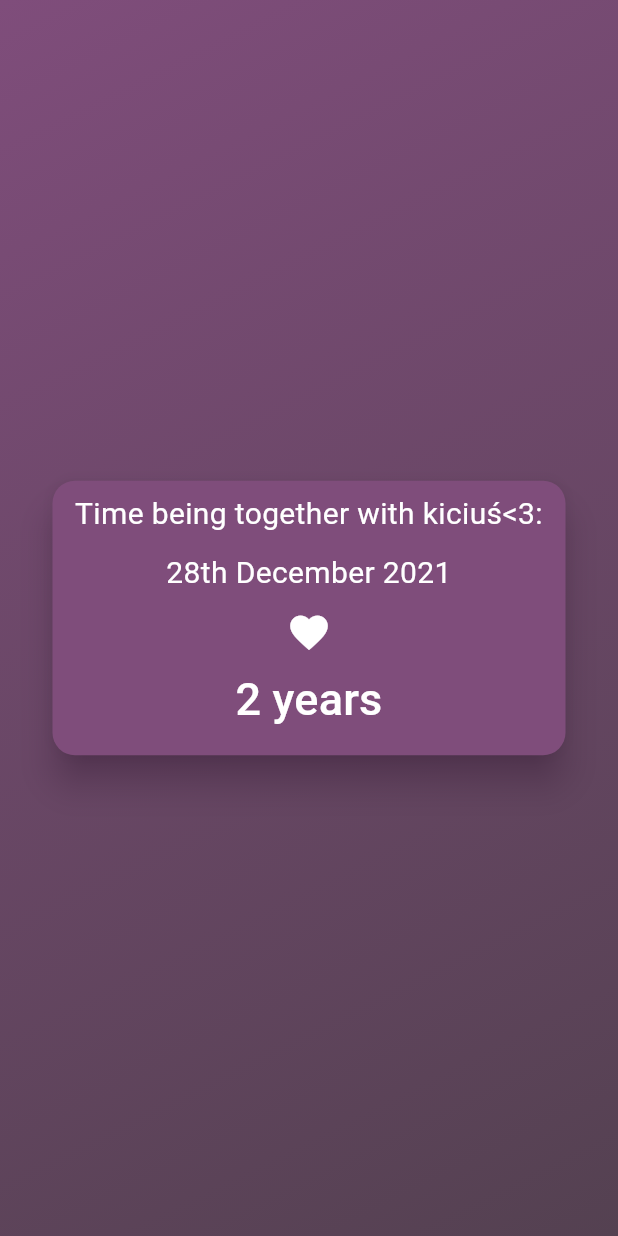
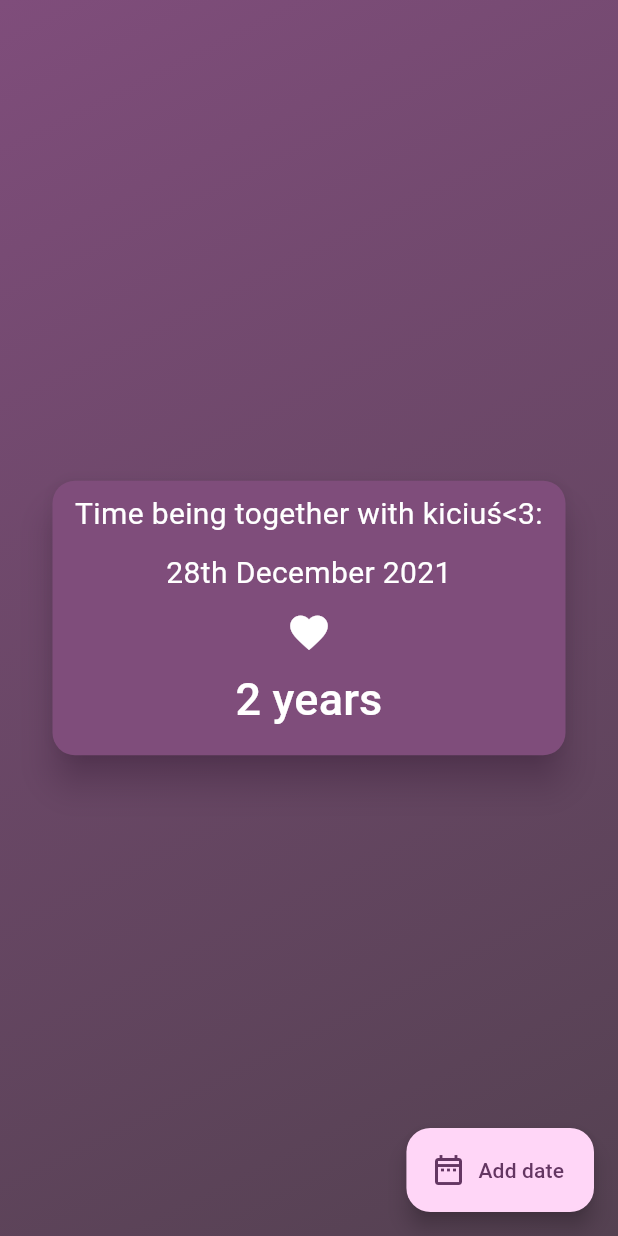
Before and after one commit to pulo0/anniversary-date-app, a Flutter app: the screen it shows after launch, on a phone screen of 412 x 824 dp. Run offline on Flutter 3.47's test engine with Material 3 defaults, Android fonts, the phone set to English and light mode, and no system bars; our stand-ins replace google_fonts; Roboto replaces fonts that are missing (Rosario).

Commit message:
feat: added floating button for future adding an important date for the user

```diff
--- a/lib/main.dart
+++ b/lib/main.dart
@@ -33,9 +33,14 @@ class MainApp extends StatelessWidget {
             ],
           ),
         ),
-        child: const Scaffold(
+        child: Scaffold(
           backgroundColor: Colors.transparent,
-          body: Center(
+          floatingActionButton: FloatingActionButton.extended(
+            onPressed: () {},
+            label: const Text('Add date'),
+            icon: const Icon(Icons.date_range_outlined),
+          ),
+          body: const Center(
             child: Column(
               mainAxisAlignment: MainAxisAlignment.center,
               children: [
--- a/lib/widgets/since_time.dart
+++ b/lib/widgets/since_time.dart
@@ -107,7 +107,7 @@ class _SinceTimeState extends State<SinceTime> {
                       color: colorScheme.onPrimary,
                       fontSize: 30,
                       fontFamily:
-                          GoogleFonts.rosarioTextTheme().bodyMedium?.fontFamily,
+                          textFont.bodyMedium?.fontFamily,
                     ),
                     textAlign: TextAlign.center,
                   ),
```
